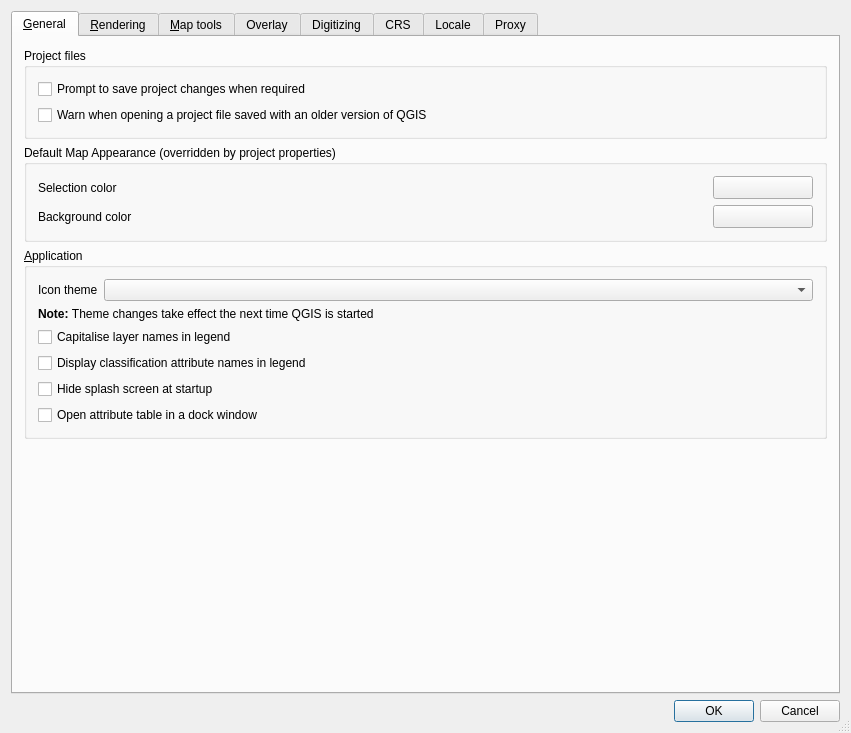
Old version of the form src/ui/qgsoptionsbase.ui in the repository stopa85/Quantum-GIS.
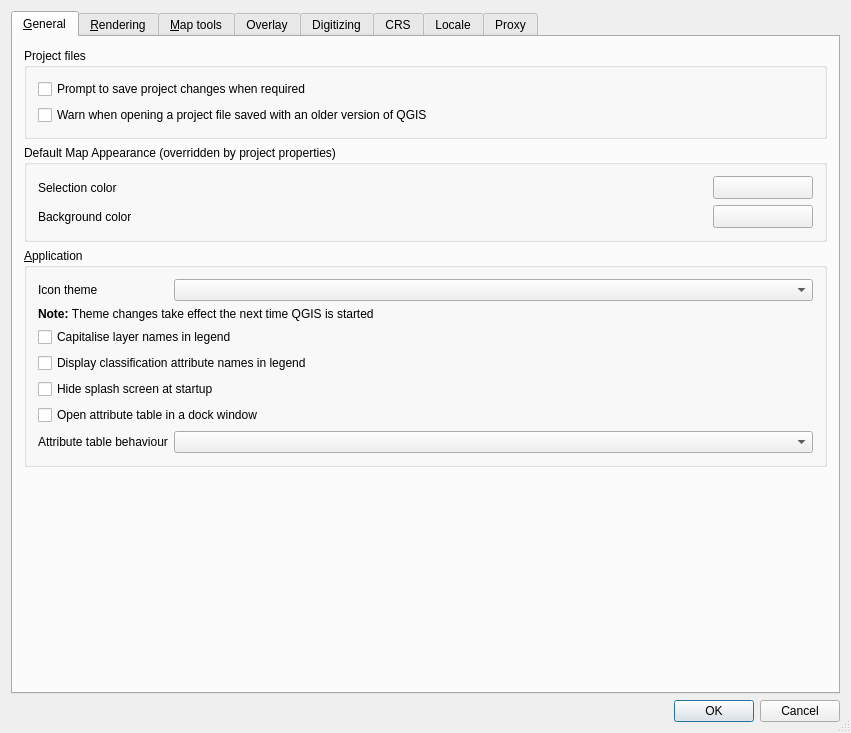
New version of the form. Icons and pictures are not drawn. Custom widgets are drawn as their Qt base class.

What changed in the file:
```diff
--- a/src/ui/qgsoptionsbase.ui
+++ b/src/ui/qgsoptionsbase.ui
@@ -230,6 +230,34 @@
             </property>
            </widget>
           </item>
+          <item row="6" column="0" >
+           <widget class="QLabel" name="textLabel1_6" >
+            <property name="sizePolicy" >
+             <sizepolicy vsizetype="Fixed" hsizetype="Fixed" >
+              <horstretch>0</horstretch>
+              <verstretch>0</verstretch>
+             </sizepolicy>
+            </property>
+            <property name="text" >
+             <string>Attribute table behaviour</string>
+            </property>
+            <property name="buddy" >
+             <cstring>cmbAttrTableBehaviour</cstring>
+            </property>
+           </widget>
+          </item>
+          <item row="6" column="1" >
+           <widget class="QComboBox" name="cmbAttrTableBehaviour" >
+            <property name="duplicatesEnabled" >
+             <bool>false</bool>
+            </property>
+            <item>
+             <property name="text" >
+              <string/>
+             </property>
+            </item>
+           </widget>
+          </item>
          </layout>
         </widget>
        </item>
```
